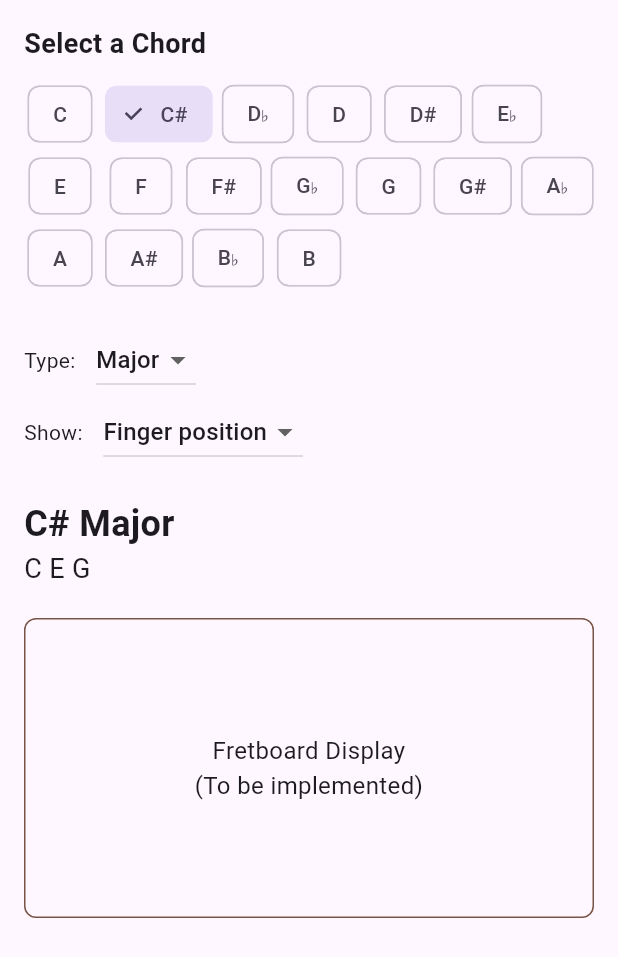
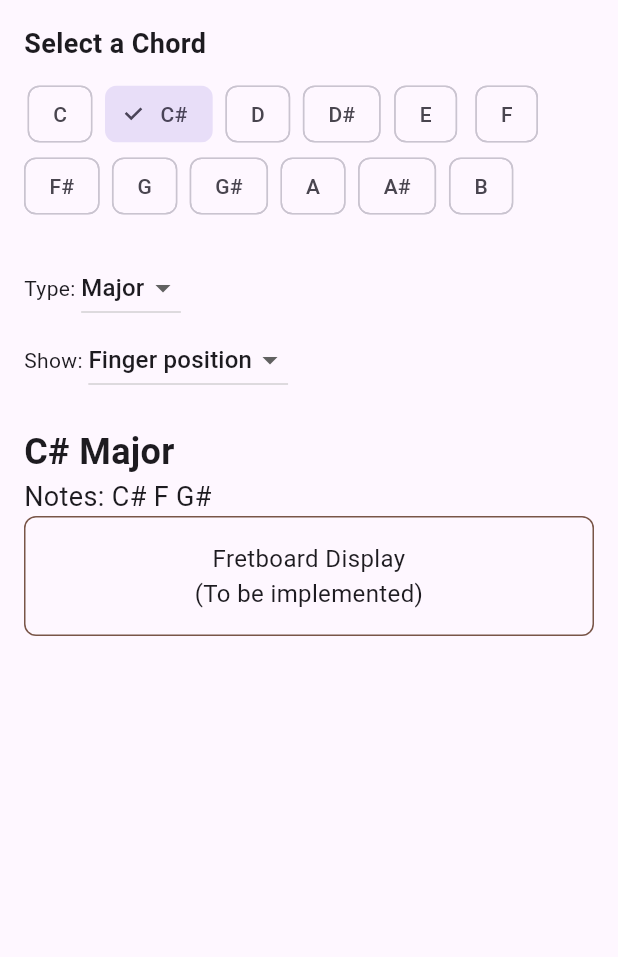
Before and after one commit to isurika23/Guitar-Pal, a Flutter app: the ChordPracticePage screen opened directly with empty values, after a tap on "C#", on a phone screen of 412 x 824 dp. Shown: the top 957 px of the screen. Run offline on Flutter 3.47's test engine with Material 3 defaults, Android fonts, the phone set to English and light mode, and no system bars; our stand-ins replace flutter_blue_plus.

Commit message:
refactor: enhance chord handling by loading data from JSON and updating ESP32 communication

```diff
--- a/mobile_app/lib/main.dart
+++ b/mobile_app/lib/main.dart
@@ -1,5 +1,6 @@
 // Import required packages for Flutter UI and Bluetooth functionality
 import 'dart:async';
+import 'dart:convert';
 import 'package:flutter/material.dart';
 import 'package:flutter/services.dart';
 import 'package:flutter_blue_plus/flutter_blue_plus.dart';
@@ -431,34 +432,136 @@ class ChordPracticePage extends StatefulWidget {
 class _ChordPracticePageState extends State<ChordPracticePage> {
   // State variables for chord selection
   String selectedNote = "C";
+  int noteIndex = 0;
   String chordType = "Major";
   String showOption = "Finger position";
+  List<String> chordNotes = ["C", "E", "G"];
+  List<int> fretPositions = [];
+  List<String> noStrumStrings = [];
+
+  // Add variable to store chord data
+  Map<String, dynamic>? chordData;
 
   // List of musical notes for selection
   List<String> notes = [
     "C",
     "C#",
-    "D♭",
+    // "D♭",
     "D",
     "D#",
-    "E♭",
+    // "E♭",
     "E",
     "F",
     "F#",
-    "G♭",
+    // "G♭",
     "G",
     "G#",
-    "A♭",
+    // "A♭",
     "A",
     "A#",
-    "B♭",
+    // "B♭",
     "B",
   ];
 
+  @override
+  void initState() {
+    super.initState();
+    _loadChordData();
+  }
+
+  // Load chord data from JSON file
+  Future<void> _loadChordData() async {
+    try {
+      String jsonString = await rootBundle.loadString(
+        'assets/data/chords.json',
+      );
+      setState(() {
+        chordData = json.decode(jsonString);
+        print("Chord data loaded successfully");
+        // print("Isurika");
+        print(chordData);
+      });
+    } catch (e) {
+      print('Error loading chord data: $e');
+    }
+  }
+
+  // Convert display note name to JSON key format
+  String _noteToJsonKey(String note) {
+    Map<String, String> noteMap = {
+      "C": "c",
+      "C#": "c_sharp",
+      "D": "d",
+      "D#": "d_sharp",
+      "E": "e",
+      "F": "f",
+      "F#": "f_sharp",
+      "G": "g",
+      "G#": "g_sharp",
+      "A": "a",
+      "A#": "a_sharp",
+      "B": "b",
+    };
+    return noteMap[note] ?? "c";
+  }
+
   // Send chord information to ESP32 when selection changes
-  void _sendChordToESP32() {
-    String chordInfo = "$selectedNote$chordType";
-    widget.bluetoothService.sendMessage(chordInfo);
+  void _sendChordToESP32() async {
+    if (chordData == null) {
+      print('Chord data not loaded yet');
+      return;
+    }
+
+    try {
+      // Get chord type key (major/minor in lowercase)
+      String chordTypeKey = chordType.toLowerCase();
+
+      // Get note key (e.g., "c", "c_sharp", etc.)
+      String noteKey = _noteToJsonKey(selectedNote);
+
+      // Access chord data: chordData["major"]["c"] or chordData["minor"]["c_sharp"]
+      Map<String, dynamic>? chordInfo = chordData![chordTypeKey]?[noteKey];
+
+      if (chordInfo != null) {
+        // Extract chord information
+        List<String> notes = List<String>.from(chordInfo['notes'] ?? []);
+        List<int> fretNum = List<int>.from(chordInfo['fret_num'] ?? []);
+        List<String> noStrum = List<String>.from(chordInfo['no_strum'] ?? []);
+
+        // Update state with chord information
+        setState(() {
+          chordNotes = notes;
+          fretPositions = fretNum;
+          noStrumStrings = noStrum;
+        });
+
+        // Create message for ESP32
+        Map<String, dynamic> chordMessage = {
+          "chord": "$selectedNote $chordType",
+          "notes": notes,
+          "fret_positions": fretNum,
+          "no_strum": noStrum,
+        };
+
+        String chordJsonString = json.encode(chordMessage);
+        String fretPosString = chordMessage['fret_positions'].toString();
+        print("$chordJsonString");
+        print("Sending fret positions to ESP32: $fretPosString");
+        widget.bluetoothService.sendMessage(fretPosString);
+      } else {
+        print("Chord not found: $chordTypeKey -> $noteKey");
+        // Fallback message
+        String fallbackInfo = "${noteIndex.toString()} $chordType";
+        print("Sending fallback chord to ESP32: $fallbackInfo");
+        widget.bluetoothService.sendMessage(fallbackInfo);
+      }
+    } catch (e) {
+      print('Error processing chord data: $e');
+      // Fallback to original method
+      String fallbackInfo = "${noteIndex.toString()} $chordType";
+      print("Sending fallback chord to ESP32: $fallbackInfo");
+      widget.bluetoothService.sendMessage(fallbackInfo);
+    }
   }
 
   @override
@@ -486,6 +589,7 @@ class _ChordPracticePageState extends State<ChordPracticePage> {
                   onSelected: (_) {
                     setState(() {
                       selectedNote = note;
+                      noteIndex = notes.indexOf(note);
                     });
                     _sendChordToESP32();
                   },
@@ -499,7 +603,7 @@ class _ChordPracticePageState extends State<ChordPracticePage> {
             Row(
               children: [
                 Text("Type: "),
-                SizedBox(width: 10),
+                SizedBox(height: 10),
                 DropdownButton<String>(
                   value: chordType,
                   items: ["Major", "Minor"]
@@ -519,7 +623,7 @@ class _ChordPracticePageState extends State<ChordPracticePage> {
             Row(
               children: [
                 Text("Show: "),
-                SizedBox(width: 10),
+                SizedBox(height: 10),
                 DropdownButton<String>(
                   value: showOption,
                   items: ["Finger position", "Intervals", "Notes"]
@@ -541,12 +645,36 @@ class _ChordPracticePageState extends State<ChordPracticePage> {
               "$selectedNote $chordType",
               style: TextStyle(fontSize: 24, fontWeight: FontWeight.bold),
             ),
-            Text("C E G", style: TextStyle(fontSize: 18)),
+            Text(
+              "Notes: ${chordNotes.join(" ")}",
+              style: TextStyle(fontSize: 18),
+            ),
 
-            SizedBox(height: 20),
+            // Display fret positions if available
+            // if (fretPositions.isNotEmpty) ...[
+            //   SizedBox(height: 10),
+            //   Text(
+            //     "Fret positions: ${fretPositions.map((f) => f == -1 ? "X" : f.toString()).join(" ")}",
+            //     style: TextStyle(fontSize: 16),
+            //   ),
+            // ],
+
+            // // Display strings not to strum if any
+            // if (noStrumStrings.isNotEmpty) ...[
+            //   SizedBox(height: 5),
+            //   Text(
+            //     "Don't strum: ${noStrumStrings.join(", ")}",
+            //     style: TextStyle(fontSize: 14, color: Colors.red),
+            //   ),
+            // ],
+
+            // SizedBox(height: 20),
 
             // Fretboard display
-            FretboardWidget(),
+            FretboardWidget(
+              fretPositions: fretPositions,
+              noStrumStrings: noStrumStrings,
+            ),
           ],
         ),
       ),
@@ -556,22 +684,72 @@ class _ChordPracticePageState extends State<ChordPracticePage> {
 
 /// ---------------- Fretboard Widget ----------------
 class FretboardWidget extends StatelessWidget {
+  final List<int> fretPositions;
+  final List<String> noStrumStrings;
+
+  const FretboardWidget({
+    this.fretPositions = const [],
+    this.noStrumStrings = const [],
+    Key? key,
+  }) : super(key: key);
+
   @override
   Widget build(BuildContext context) {
     return Container(
-      height: 200,
+      padding: EdgeInsets.all(16),
       width: double.infinity,
       decoration: BoxDecoration(
         border: Border.all(color: Colors.brown),
         borderRadius: BorderRadius.circular(8),
       ),
-      child: Center(
+      child: fretPositions.isEmpty
+          ? Center(
+              child: Text(
+                "Fretboard Display\n(To be implemented)",
+                textAlign: TextAlign.center,
+                style: TextStyle(fontSize: 16),
+              ),
+            )
+          : Center(
               child: Text(
                 "Fretboard Display\n(To be implemented)",
                 textAlign: TextAlign.center,
                 style: TextStyle(fontSize: 16),
               ),
             ),
+      // : Column(
+      //     children: [
+      //       Text(
+      //         "Guitar Strings (E A D G B E)",
+      //         style: TextStyle(fontSize: 14, fontWeight: FontWeight.bold),
+      //       ),
+      //       SizedBox(height: 10),
+      //       Row(
+      //         mainAxisAlignment: MainAxisAlignment.spaceEvenly,
+      //         children: fretPositions.asMap().entries.map((entry) {
+      //           int index = entry.key;
+      //           int fret = entry.value;
+      //           return Container(
+      //             width: 40,
+      //             height: 40,
+      //             decoration: BoxDecoration(
+      //               color: fret == -1 ? Colors.red : Colors.green,
+      //               borderRadius: BorderRadius.circular(20),
+      //             ),
+      //             child: Center(
+      //               child: Text(
+      //                 fret == -1 ? "X" : fret.toString(),
+      //                 style: TextStyle(
+      //                   color: Colors.white,
+      //                   fontWeight: FontWeight.bold,
+      //                 ),
+      //               ),
+      //             ),
+      //           );
+      //         }).toList(),
+      //       ),
+      //     ],
+      //   ),
     );
   }
 }
--- a/mobile_app/lib/services/bluetooth_service.dart
+++ b/mobile_app/lib/services/bluetooth_service.dart
@@ -15,9 +15,12 @@ class ESP32BluetoothService {
   final String _characteristicUUID = "beb5483e-36e1-4688-b7f5-ea07361b26a8";
 
   // Stream controllers for state updates
-  final StreamController<bool> _connectionStateController = StreamController<bool>.broadcast();
-  final StreamController<bool> _connectingStateController = StreamController<bool>.broadcast();
-  final StreamController<String> _connectionStatusController = StreamController<String>.broadcast();
+  final StreamController<bool> _connectionStateController =
+      StreamController<bool>.broadcast();
+  final StreamController<bool> _connectingStateController =
+      StreamController<bool>.broadcast();
+  final StreamController<String> _connectionStatusController =
+      StreamController<String>.broadcast();
 
   // Getters for current state
   bool get connected => _connected;
@@ -28,7 +31,8 @@ class ESP32BluetoothService {
   // Stream getters for listening to state changes
   Stream<bool> get connectionStateStream => _connectionStateController.stream;
   Stream<bool> get connectingStateStream => _connectingStateController.stream;
-  Stream<String> get connectionStatusStream => _connectionStatusController.stream;
+  Stream<String> get connectionStatusStream =>
+      _connectionStatusController.stream;
 
   /// Initiates connection to ESP32 device via Bluetooth Low Energy (BLE)
   Future<void> connectToESP32() async {
@@ -95,9 +99,11 @@ class ESP32BluetoothService {
       List<BluetoothService> services = await device.discoverServices();
       for (BluetoothService service in services) {
         // Compare UUIDs properly (case insensitive)
-        if (service.uuid.toString().toLowerCase() == _serviceUUID.toLowerCase()) {
+        if (service.uuid.toString().toLowerCase() ==
+            _serviceUUID.toLowerCase()) {
           for (BluetoothCharacteristic char in service.characteristics) {
-            if (char.uuid.toString().toLowerCase() == _characteristicUUID.toLowerCase()) {
+            if (char.uuid.toString().toLowerCase() ==
+                _characteristicUUID.toLowerCase()) {
               _targetCharacteristic = char;
               _startSendingMessages();
               return;
@@ -123,7 +129,7 @@ class ESP32BluetoothService {
       if (_targetCharacteristic != null && _connected) {
         try {
           // Send 'Major' message to the characteristic
-          await _targetCharacteristic!.write('Major'.codeUnits);
+          await _targetCharacteristic!.write('Guitar-Pal'.codeUnits);
         } catch (e) {
           // Handle write errors
           _updateConnectionStatus('Write failed: $e');
--- a/mobile_app/pubspec.yaml
+++ b/mobile_app/pubspec.yaml
@@ -55,6 +55,8 @@ dev_dependencies:
 flutter:
   assets:
     - assets/images/
+    - assets/data/chords.json
+    - assets/data/scales.json
 
   # The following line ensures that the Material Icons font is
   # included with your application, so that you can use the icons in
```
Lines whose indentation alone changed are shown as unchanged.
